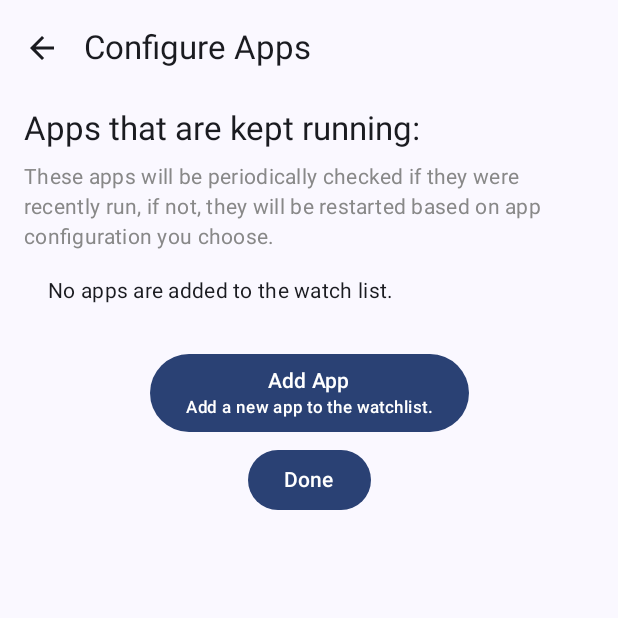
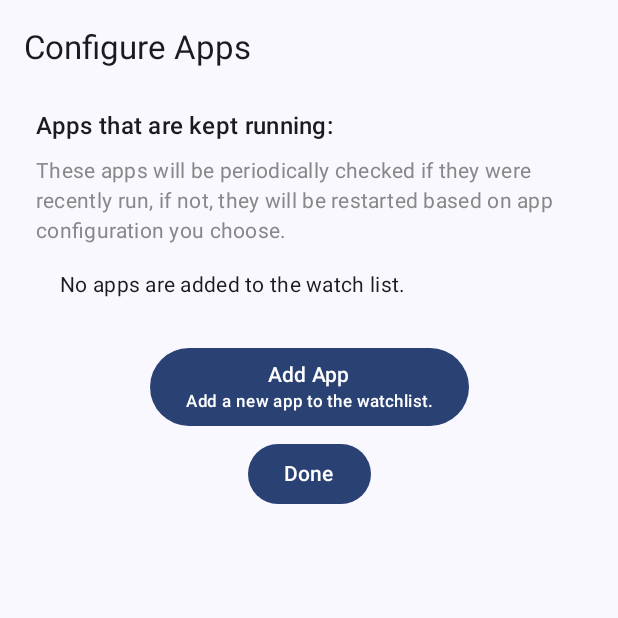
Before and after one commit to hossain-khan/android-keep-alive, an Android app built with Jetpack Compose: the SettingsScreen screen opened through its navigation route, on a phone screen of 412 x 824 dp, the top half of it. Run offline under Robolectric (Android 15) with nearby library versions, the phone set to English and light mode, and no system bars; our stand-ins replace Timber, livedata-compose.

Commit message:
[CLEANUP] Removed nav back icon and minor fixes

```diff
--- a/app/src/main/java/dev/hossain/keepalive/ui/screen/AppListSettings.kt
+++ b/app/src/main/java/dev/hossain/keepalive/ui/screen/AppListSettings.kt
@@ -16,13 +16,9 @@ import androidx.compose.foundation.layout.width
 import androidx.compose.foundation.layout.wrapContentWidth
 import androidx.compose.foundation.lazy.LazyColumn
 import androidx.compose.foundation.lazy.items
-import androidx.compose.material.icons.Icons
-import androidx.compose.material.icons.automirrored.filled.ArrowBack
 import androidx.compose.material3.AlertDialog
 import androidx.compose.material3.Button
 import androidx.compose.material3.ExperimentalMaterial3Api
-import androidx.compose.material3.Icon
-import androidx.compose.material3.IconButton
 import androidx.compose.material3.MaterialTheme
 import androidx.compose.material3.Scaffold
 import androidx.compose.material3.Text
@@ -56,14 +52,6 @@ fun SettingsScreen(navController: NavHostController) {
         topBar = {
             TopAppBar(
                 title = { Text("Configure Apps") },
-                navigationIcon = {
-                    IconButton(onClick = { navController.popBackStack() }) {
-                        Icon(
-                            imageVector = Icons.AutoMirrored.Filled.ArrowBack,
-                            contentDescription = "Back",
-                        )
-                    }
-                },
             )
         },
     ) { innerPadding ->
@@ -75,7 +63,7 @@ fun SettingsScreen(navController: NavHostController) {
                 Modifier
                     .fillMaxSize()
                     .padding(innerPadding)
-                    .padding(horizontal = 16.dp),
+                    .padding(horizontal = 24.dp),
         )
     }
 }
@@ -98,7 +86,7 @@ fun AppListScreen(
     Column(modifier = modifier) {
         Text(
             text = "Apps that are kept running:",
-            style = MaterialTheme.typography.titleLarge,
+            style = MaterialTheme.typography.titleMedium,
             modifier = Modifier.padding(vertical = 8.dp),
         )
         Text(
```
Also changed, not shown: app/src/main/java/dev/hossain/keepalive/ui/screen/AppActivityLogScreen.kt (+1 -11 lines), app/src/main/java/dev/hossain/keepalive/ui/screen/AppAdditionalConfigs.kt (+1 -13 lines).
